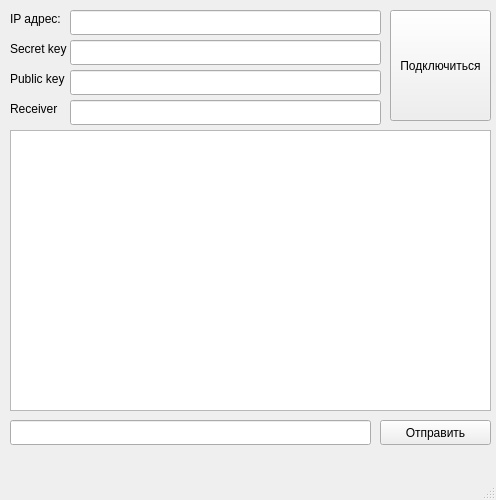
This is mainwindow.ui in MoonPi1337/ClientForMessenger as Qt 5 draws it before an edit. The edited form follows.
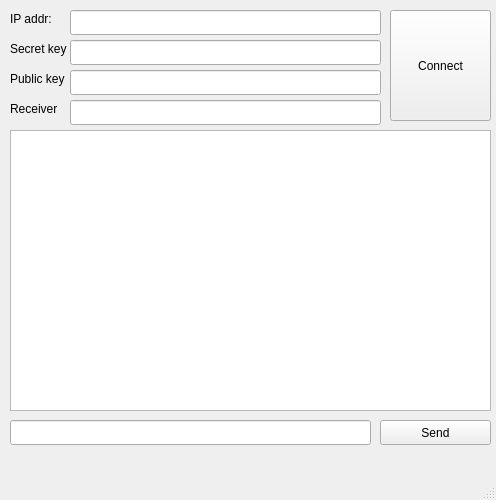
This is the edited form.

What changed in the file:
```diff
--- a/mainwindow.ui
+++ b/mainwindow.ui
@@ -36,7 +36,7 @@
      </rect>
     </property>
     <property name="text">
-     <string>IP адрес:</string>
+     <string>IP addr:</string>
     </property>
    </widget>
    <widget class="QLineEdit" name="lineEdit">
@@ -59,7 +59,7 @@
      </rect>
     </property>
     <property name="text">
-     <string>Подключиться</string>
+     <string>Connect</string>
     </property>
    </widget>
    <widget class="QLineEdit" name="lineEdit_2">
@@ -82,7 +82,7 @@
      </rect>
     </property>
     <property name="text">
-     <string>Отправить</string>
+     <string>Send</string>
     </property>
    </widget>
    <widget class="QTextBrowser" name="textBrowser">
```
